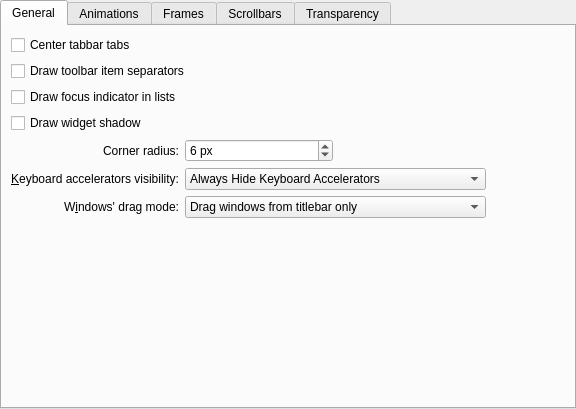
Old version of the form kstyle/config/ui/lightlystyleconfig.ui in the repository Luwx/Lightly.
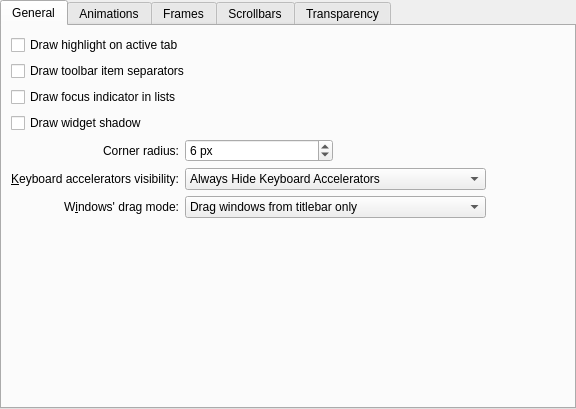
New version of the form.

Commit message: Add tabDrawHighlight option

```diff
--- a/kstyle/config/ui/lightlystyleconfig.ui
+++ b/kstyle/config/ui/lightlystyleconfig.ui
@@ -185,7 +185,7 @@
        <item row="0" column="1" colspan="4">
         <widget class="QCheckBox" name="_tabBarDrawCenteredTabs">
          <property name="text">
-          <string>Center tabbar tabs</string>
+          <string>Draw highlight on active tab</string>
          </property>
         </widget>
        </item>
```
Left out of the diff: 4 changed lines with no effect on the pictures. The commit also changes 3 other files.
